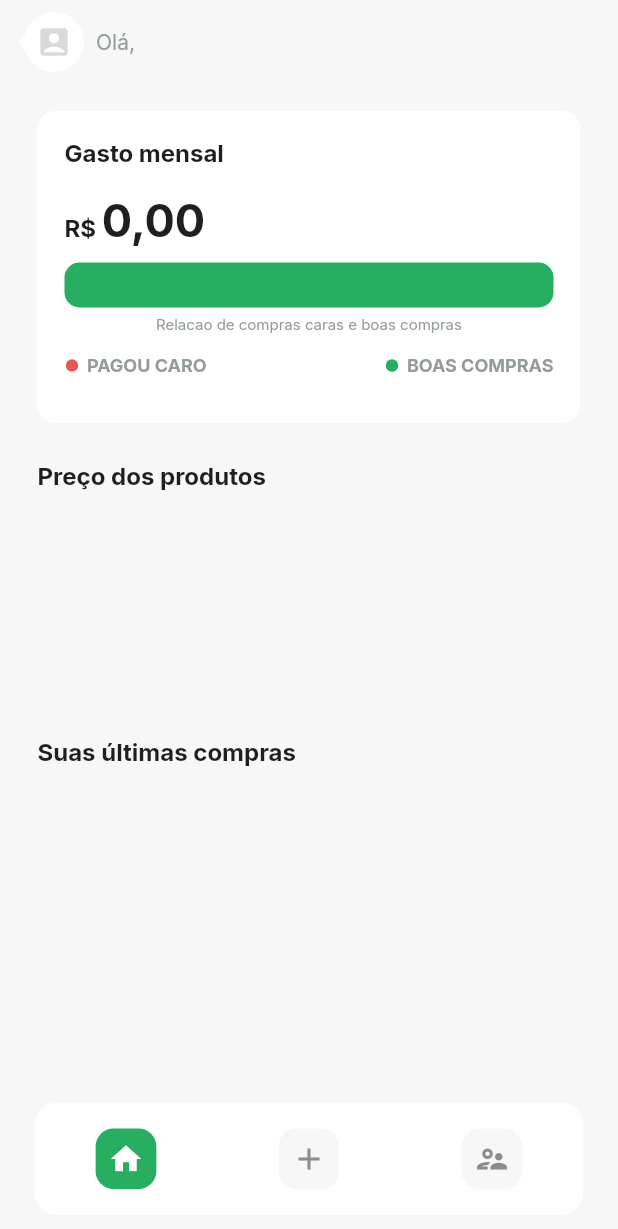
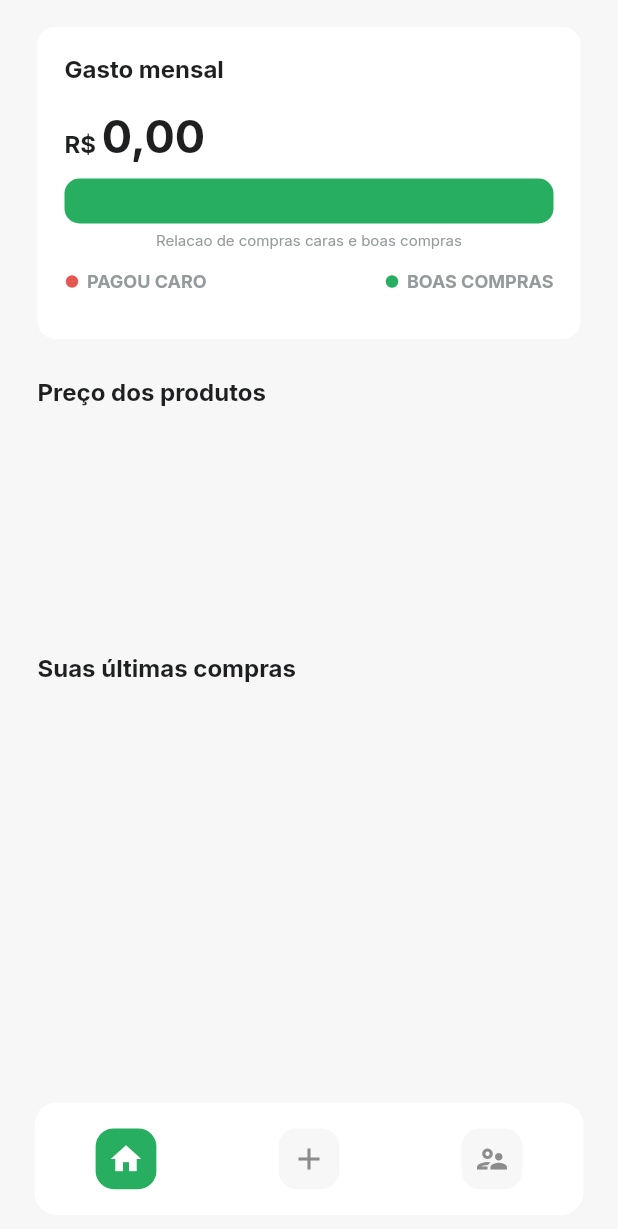
Before and after one commit to ayrongabriel/flutter-race-1, a Flutter app: the HomePage screen opened directly with empty values, on a phone screen of 412 x 824 dp. Shown: the top 1229 px of the screen. Run offline on Flutter 3.47's test engine with Material 2 defaults, Android fonts, the phone set to English and light mode, and no system bars; our stand-ins replace animate_do, flutter_multi_formatter, google_fonts, image_picker, supabase, supabase_flutter and 1 more; accounts and stored records are empty.

Commit message:
remoção do appbar

```diff
--- a/lib/modules/home/home_page.dart
+++ b/lib/modules/home/home_page.dart
@@ -44,36 +44,6 @@ class _HomePageState extends State<HomePage> {
   @override
   Widget build(BuildContext context) {
     return Scaffold(
-      appBar: AppBar(
-        backgroundColor: AppTheme.colors.background,
-        elevation: 0,
-        leadingWidth: 0,
-        title: Padding(
-          padding: const EdgeInsets.symmetric(vertical: 15),
-          child: Row(
-            children: [
-              CircleAvatar(
-                child: Icon(
-                  Icons.account_box,
-                  color: AppTheme.colors.textDisabled,
-                ),
-                backgroundColor: AppTheme.colors.textEnabled,
-              ),
-              Padding(
-                padding: const EdgeInsets.only(left: 8.0),
-                child: Text.rich(TextSpan(
-                    text: "Olá,",
-                    style: AppTheme.textStyles.hint,
-                    children: [
-                      TextSpan(
-                          text: "${widget.user.name}".toUpperCase(),
-                          style: AppTheme.textStyles.hintBold)
-                    ])),
-              ),
-            ],
-          ),
-        ),
-      ),
       backgroundColor: AppTheme.colors.background,
       // ignore: avoid_unnecessary_containers
       body: Container(
```
